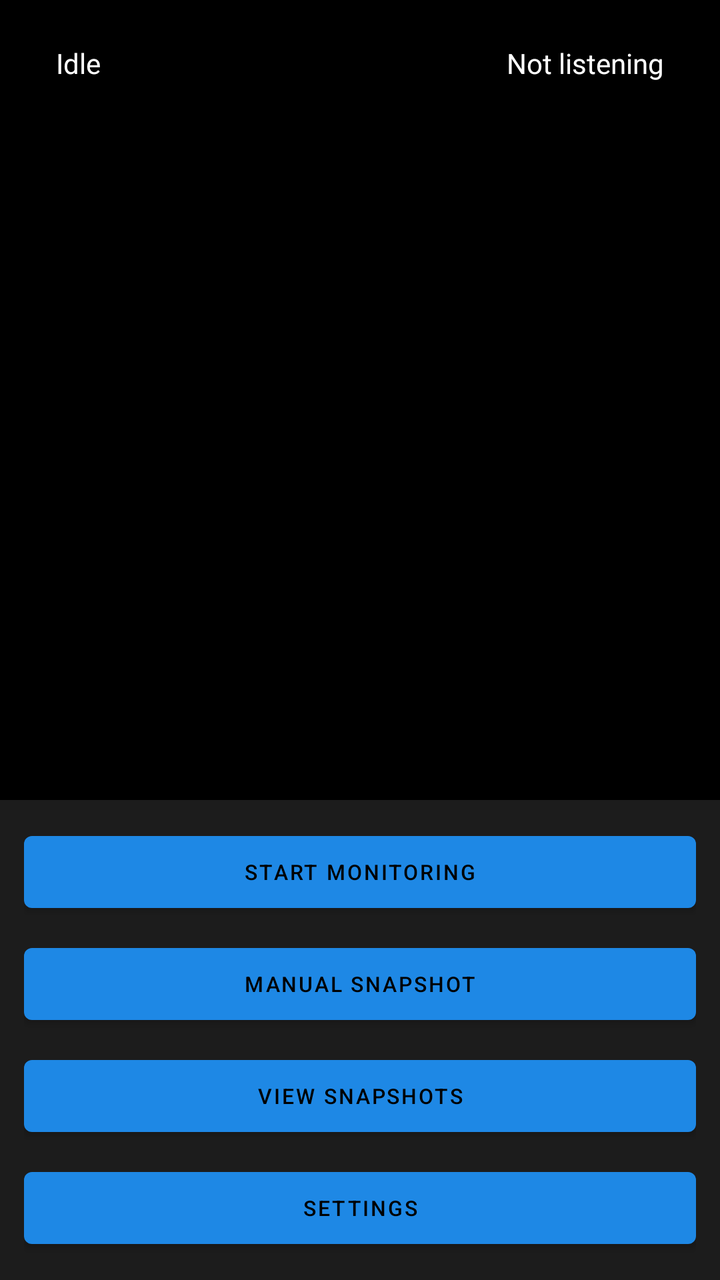
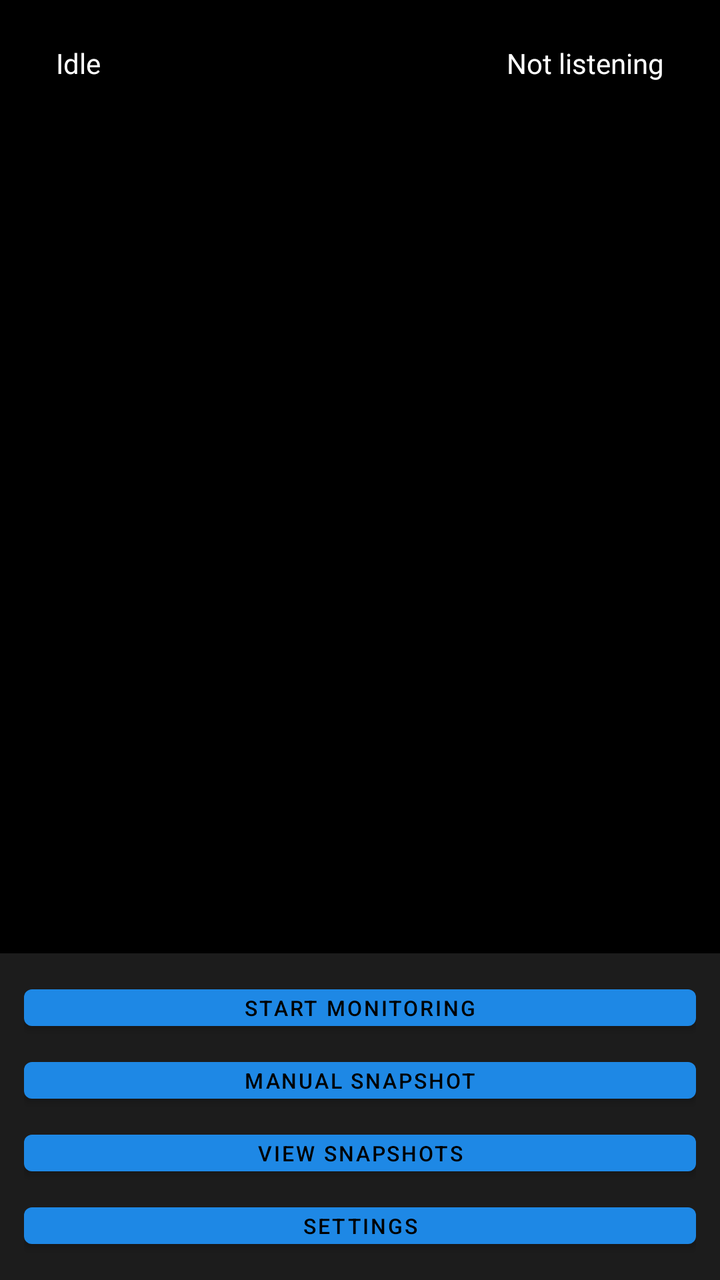

Screens rendered from an Android XML layout before and after an edit, with the pre-edit source and the edit as a unified diff.
<!-- AndroidManifest.xml: application theme Theme.CameraViewer -->
<!-- res/layout/activity_main.xml -->
<?xml version="1.0" encoding="utf-8"?>
<androidx.constraintlayout.widget.ConstraintLayout
    xmlns:android="http://schemas.android.com/apk/res/android"
    xmlns:app="http://schemas.android.com/apk/res-auto"
    android:layout_width="match_parent"
    android:layout_height="match_parent"
    android:background="@color/feed_background">

    <ImageView
        android:id="@+id/imageFeed"
        android:layout_width="0dp"
        android:layout_height="0dp"
        android:contentDescription="@string/camera_feed_description"
        android:scaleType="fitCenter"
        android:background="@color/feed_background"
        app:layout_constraintTop_toTopOf="parent"
        app:layout_constraintStart_toStartOf="parent"
        app:layout_constraintEnd_toEndOf="parent"
        app:layout_constraintBottom_toTopOf="@id/controlsBar" />

    <TextView
        android:id="@+id/textStatus"
        android:layout_width="wrap_content"
        android:layout_height="wrap_content"
        android:layout_margin="16dp"
        android:background="@color/status_pill_background"
        android:paddingHorizontal="12dp"
        android:paddingVertical="6dp"
        android:textColor="@color/status_pill_text"
        android:textSize="14sp"
        android:text="@string/status_idle"
        app:layout_constraintTop_toTopOf="parent"
        app:layout_constraintStart_toStartOf="parent" />

    <TextView
        android:id="@+id/textListeningStatus"
        android:layout_width="wrap_content"
        android:layout_height="wrap_content"
        android:layout_margin="16dp"
        android:background="@color/status_pill_background"
        android:paddingHorizontal="12dp"
        android:paddingVertical="6dp"
        android:textColor="@color/status_pill_text"
        android:textSize="14sp"
        android:text="@string/listening_status_off"
        app:layout_constraintTop_toTopOf="parent"
        app:layout_constraintEnd_toEndOf="parent" />

    <LinearLayout
        android:id="@+id/controlsBar"
        android:layout_width="match_parent"
        android:layout_height="wrap_content"
        android:orientation="vertical"
        android:padding="12dp"
        android:background="@color/controls_background"
        app:layout_constraintBottom_toBottomOf="parent">

        <Button
            android:id="@+id/btnStartStop"
            android:layout_width="match_parent"
            android:layout_height="wrap_content"
            android:layout_marginBottom="8dp"
            android:textSize="10.5sp"
            android:paddingVertical="6dp"
            android:maxLines="1"
            android:ellipsize="end"
            android:text="@string/start_monitoring" />

        <Button
            android:id="@+id/btnManualSnapshot"
            android:layout_width="match_parent"
            android:layout_height="wrap_content"
            android:layout_marginBottom="8dp"
            android:textSize="10.5sp"
            android:paddingVertical="6dp"
            android:maxLines="1"
            android:ellipsize="end"
            android:text="@string/manual_snapshot" />

        <Button
            android:id="@+id/btnViewSnapshots"
            android:layout_width="match_parent"
            android:layout_height="wrap_content"
            android:layout_marginBottom="8dp"
            android:textSize="10.5sp"
            android:paddingVertical="6dp"
            android:maxLines="1"
            android:ellipsize="end"
            android:text="@string/view_snapshots" />

        <Button
            android:id="@+id/btnSettings"
            android:layout_width="match_parent"
            android:layout_height="wrap_content"
            android:textSize="10.5sp"
            android:paddingVertical="6dp"
            android:maxLines="1"
            android:ellipsize="end"
            android:text="@string/settings_title" />

    </LinearLayout>

</androidx.constraintlayout.widget.ConstraintLayout>
<!-- resources referenced by this layout -->
<resources>
  <color name="controls_background">#1C1C1C</color>
  <color name="feed_background">#000000</color>
  <color name="status_pill_background">#B3000000</color>
  <color name="status_pill_text">#FFFFFF</color>
  <string name="camera_feed_description">Live camera feed</string>
  <string name="listening_status_off">Not listening</string>
  <string name="manual_snapshot">Manual snapshot</string>
  <string name="settings_title">Settings</string>
  <string name="start_monitoring">Start monitoring</string>
  <string name="status_idle">Idle</string>
  <string name="view_snapshots">View snapshots</string>
  <style name="Theme.CameraViewer" parent="Theme.MaterialComponents.NoActionBar">
          <item name="colorPrimary">@color/brand_primary</item>
          <item name="colorPrimaryDark">@color/brand_primary_dark</item>
          <item name="colorAccent">@color/brand_primary</item>
          <item name="android:windowBackground">@color/feed_background</item>
      </style>
  <color name="brand_primary">#1E88E5</color>
  <color name="brand_primary_dark">#1565C0</color>
</resources>

<!-- the commit's change to res/layout/activity_main.xml (unified diff, before → after) -->
@@ -59,9 +59,10 @@
             android:id="@+id/btnStartStop"
             android:layout_width="match_parent"
             android:layout_height="wrap_content"
-            android:layout_marginBottom="8dp"
+            android:layout_marginBottom="6dp"
             android:textSize="10.5sp"
-            android:paddingVertical="6dp"
+            android:minHeight="0dp"
+            android:paddingVertical="2dp"
             android:maxLines="1"
             android:ellipsize="end"
             android:text="@string/start_monitoring" />
@@ -70,9 +71,10 @@
             android:id="@+id/btnManualSnapshot"
             android:layout_width="match_parent"
             android:layout_height="wrap_content"
-            android:layout_marginBottom="8dp"
+            android:layout_marginBottom="6dp"
             android:textSize="10.5sp"
-            android:paddingVertical="6dp"
+            android:minHeight="0dp"
+            android:paddingVertical="2dp"
             android:maxLines="1"
             android:ellipsize="end"
             android:text="@string/manual_snapshot" />
@@ -81,9 +83,10 @@
             android:id="@+id/btnViewSnapshots"
             android:layout_width="match_parent"
             android:layout_height="wrap_content"
-            android:layout_marginBottom="8dp"
+            android:layout_marginBottom="6dp"
             android:textSize="10.5sp"
-            android:paddingVertical="6dp"
+            android:minHeight="0dp"
+            android:paddingVertical="2dp"
             android:maxLines="1"
             android:ellipsize="end"
             android:text="@string/view_snapshots" />
@@ -93,7 +96,8 @@
             android:layout_width="match_parent"
             android:layout_height="wrap_content"
             android:textSize="10.5sp"
-            android:paddingVertical="6dp"
+            android:minHeight="0dp"
+            android:paddingVertical="2dp"
             android:maxLines="1"
             android:ellipsize="end"
             android:text="@string/settings_title" />
